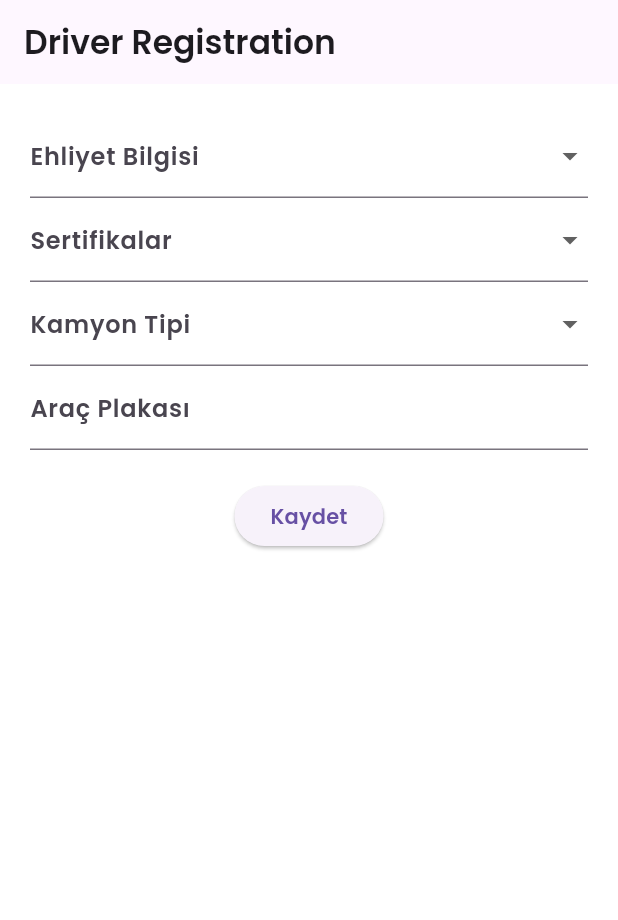
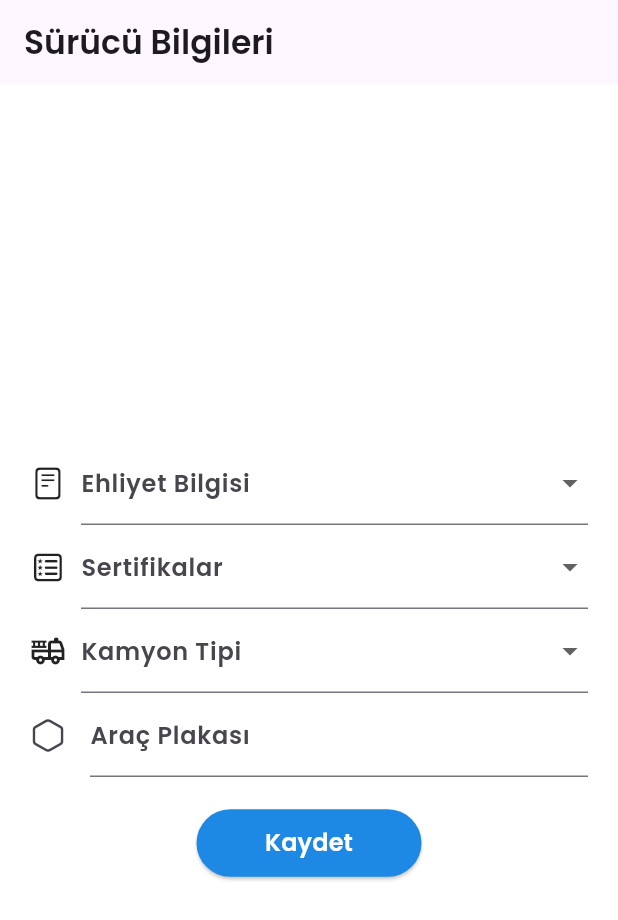
Before and after one commit to ozcann159/LojistikApp, a Flutter app: the DriverRegistrationPage screen opened directly, on a phone screen of 412 x 824 dp. Shown: the top 920 px of the screen. Run offline on Flutter 3.47's test engine with Material 3 defaults, Android fonts, the phone set to English and light mode, and no system bars; our stand-ins replace bloc, cloud_firestore, equatable, firebase_auth, firebase_core, firebase_database and 1 more; accounts and stored records are empty.

Commit message:
Pages UI edit

```diff
--- a/lib/Pages/driver_register.dart
+++ b/lib/Pages/driver_register.dart
@@ -1,3 +1,4 @@
+import 'package:flutter/cupertino.dart';
 import 'package:flutter/material.dart';
 import 'package:loadspotter/Pages/login_page.dart';
 import 'package:loadspotter/repositories/firestore_services.dart';
@@ -91,18 +92,23 @@ class _DriverRegistrationPageState extends State<DriverRegistrationPage> {
   Widget build(BuildContext context) {
     return Scaffold(
       appBar: AppBar(
-        title: Text('Driver Registration'),
+        title: Text('Sürücü Bilgileri'),
       ),
-      body: Container(
-        margin: EdgeInsets.only(top: 20.0),
+      body: Center(
         child: SingleChildScrollView(
           padding: EdgeInsets.symmetric(horizontal: 20.0),
           child: Form(
             key: _formKey,
             child: Column(
               crossAxisAlignment: CrossAxisAlignment.start,
+              mainAxisAlignment: MainAxisAlignment.center,
               children: <Widget>[
-                DropdownButtonFormField<String>(
+                Row(
+                  children: [
+                    Icon(CupertinoIcons.doc_plaintext),
+                    SizedBox(width: 10),
+                    Expanded(
+                      child: DropdownButtonFormField<String>(
                         value: _selectedLicense,
                         items: licenseOptions.map((String license) {
                           return DropdownMenuItem<String>(
@@ -125,7 +131,15 @@ class _DriverRegistrationPageState extends State<DriverRegistrationPage> {
                           return null;
                         },
                       ),
-                DropdownButtonFormField<String>(
+                    ),
+                  ],
+                ),
+                Row(
+                  children: [
+                    Icon(CupertinoIcons.square_favorites),
+                    SizedBox(width: 10),
+                    Expanded(
+                      child: DropdownButtonFormField<String>(
                         value: _selectedCertification,
                         items: certificationOptions.map((String certification) {
                           return DropdownMenuItem<String>(
@@ -142,7 +156,15 @@ class _DriverRegistrationPageState extends State<DriverRegistrationPage> {
                           labelText: 'Sertifikalar',
                         ),
                       ),
-                DropdownButtonFormField<String>(
+                    ),
+                  ],
+                ),
+                Row(
+                  children: [
+                    Icon(Icons.fire_truck_outlined),
+                    SizedBox(width: 10),
+                    Expanded(
+                      child: DropdownButtonFormField<String>(
                         value: _selectedTruckOptions,
                         items: truckOptions.map((String type) {
                           return DropdownMenuItem<String>(
@@ -165,9 +187,13 @@ class _DriverRegistrationPageState extends State<DriverRegistrationPage> {
                           return null;
                         },
                       ),
+                    ),
+                  ],
+                ),
                 TextFormField(
                   decoration: InputDecoration(
                     labelText: 'Araç Plakası',
+                    icon: Icon(CupertinoIcons.hexagon),
                   ),
                   onChanged: (value) {
                     _carPlate = value;
@@ -189,7 +215,19 @@ class _DriverRegistrationPageState extends State<DriverRegistrationPage> {
                               _saveDate();
                             }
                           },
-                          child: Text('Kaydet'),
+                          style: ElevatedButton.styleFrom(
+                              minimumSize: Size(150, 45),
+                              shape: RoundedRectangleBorder(
+                                borderRadius: BorderRadius.circular(50),
+                              ),
+                              backgroundColor: Colors.blue.shade600),
+                          child: const Text(
+                            'Kaydet',
+                            style: TextStyle(
+                                color: Colors.white,
+                                fontWeight: FontWeight.bold,
+                                fontSize: 16),
+                          ),
                         ),
                 ),
               ],
--- a/lib/Pages/login_page.dart
+++ b/lib/Pages/login_page.dart
@@ -45,7 +45,7 @@ class _LoginPageState extends State<LoginPage> {
           String? userType = userDoc['userType'] as String?;
           if (userType == null) {
             if (context != null) {
-              ScaffoldMessenger.of(context).showSnackBar(SnackBar(
+              ScaffoldMessenger.of(context).showSnackBar(const SnackBar(
                 content: Text('Kullanıcı türü belirlenemedi'),
               ));
             }
@@ -252,7 +252,7 @@ class _LoginPageState extends State<LoginPage> {
                                 ),
                               ),
                             ),
-                            SizedBox(width: 20),
+                            const SizedBox(width: 20),
                             Expanded(
                               child: ElevatedButton(
                                 onPressed: () {
--- a/lib/main.dart
+++ b/lib/main.dart
@@ -1,7 +1,7 @@
 import 'package:firebase_core/firebase_core.dart';
 import 'package:flutter/material.dart';
 import 'package:flutter_bloc/flutter_bloc.dart';
-import 'package:loadspotter/Pages/driver_register.dart';
+import 'package:loadspotter/Pages/login_page.dart';
 import 'package:loadspotter/blocs/load/load_bloc.dart';
 import 'package:loadspotter/blocs/offer/offer_bloc.dart';
 import 'package:loadspotter/blocs/userController/user_controller_bloc.dart';
@@ -53,7 +53,7 @@ class MyApp extends StatelessWidget {
               bodyMedium: TextStyle(color: textColor),
             ),
           ),
-          home: DriverRegistrationPage()),
+          home: LoginPage()),
     );
   }
 }
--- a/pubspec.yaml
+++ b/pubspec.yaml
@@ -45,6 +45,7 @@ dependencies:
   firebase_database: ^10.5.6
   intl: ^0.19.0
   flutter_datetime_picker_plus: ^2.2.0
+  google_fonts: ^6.2.1
 
 dev_dependencies:
   flutter_test:
```
Also changed, not shown: lib/Pages/load_postings_details_screen.dart (+8 -5 lines), lib/Pages/load_postings_screen.dart (+10 -3 lines), lib/Pages/signup_page.dart (+41 -8 lines), pubspec.lock, 1 other file. Lines whose indentation alone changed are shown as unchanged.
